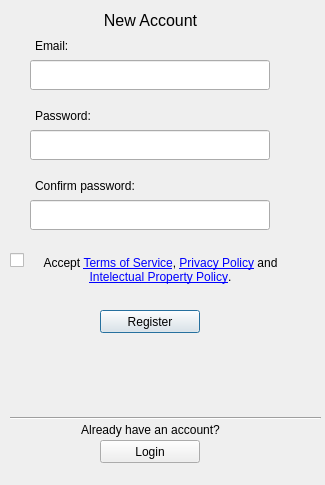
Qt form pCloud/registerwindow.ui (pcloudcom/pfs-gui) before a commit.
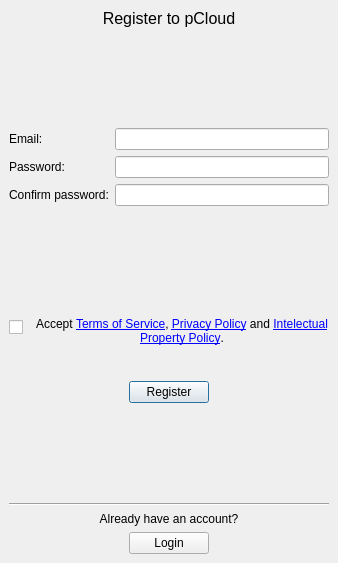
The same form after that commit. Icons and pictures are not drawn.

```diff
--- a/pCloud/registerwindow.ui
+++ b/pCloud/registerwindow.ui
@@ -6,148 +6,154 @@
    <rect>
     <x>0</x>
     <y>0</y>
-    <width>325</width>
-    <height>485</height>
+    <width>338</width>
+    <height>563</height>
    </rect>
   </property>
   <property name="windowTitle">
    <string>Register</string>
   </property>
   <widget class="QWidget" name="centralwidget">
-   <widget class="QLineEdit" name="password">
-    <property name="geometry">
-     <rect>
-      <x>30</x>
-      <y>130</y>
-      <width>240</width>
-      <height>30</height>
-     </rect>
-    </property>
-    <property name="echoMode">
-     <enum>QLineEdit::Password</enum>
-    </property>
-   </widget>
-   <widget class="QLineEdit" name="email">
-    <property name="geometry">
-     <rect>
-      <x>30</x>
-      <y>60</y>
-      <width>240</width>
-      <height>30</height>
-     </rect>
-    </property>
-   </widget>
-   <widget class="QLabel" name="error">
-    <property name="geometry">
-     <rect>
-      <x>10</x>
-      <y>340</y>
-      <width>301</width>
-      <height>41</height>
-     </rect>
-    </property>
+   <layout class="QVBoxLayout" name="verticalLayout_2" stretch="0,1,2,0,0,1,0,0,0">
+    <item>
+     <widget class="QLabel" name="label_5">
+      <property name="font">
+       <font>
+        <pointsize>12</pointsize>
+       </font>
+      </property>
+      <property name="text">
+       <string>Register to pCloud</string>
+      </property>
+      <property name="alignment">
+       <set>Qt::AlignCenter</set>
+      </property>
+     </widget>
+    </item>
+    <item>
+     <layout class="QHBoxLayout" name="horizontalLayout_4">
+      <item>
+       <spacer name="horizontalSpacer_5">
+        <property name="orientation">
+         <enum>Qt::Horizontal</enum>
+        </property>
+        <property name="sizeHint" stdset="0">
+         <size>
+          <width>40</width>
+          <height>20</height>
+         </size>
+        </property>
+       </spacer>
+      </item>
+      <item>
+       <widget class="QLabel" name="label_7">
     <property name="text">
      <string/>
     </property>
-   </widget>
-   <widget class="QLabel" name="label_2">
-    <property name="geometry">
-     <rect>
-      <x>35</x>
-      <y>100</y>
-      <width>111</width>
-      <height>31</height>
-     </rect>
-    </property>
-    <property name="text">
-     <string>Password:</string>
-    </property>
-   </widget>
+        <property name="pixmap">
+         <pixmap resource="Resources.qrc">:/images/images/logo.png</pixmap>
+        </property>
+       </widget>
+      </item>
+      <item>
+       <spacer name="horizontalSpacer_6">
+        <property name="orientation">
+         <enum>Qt::Horizontal</enum>
+        </property>
+        <property name="sizeHint" stdset="0">
+         <size>
+          <width>40</width>
+          <height>20</height>
+         </size>
+        </property>
+       </spacer>
+      </item>
+     </layout>
+    </item>
+    <item>
+     <layout class="QFormLayout" name="formLayout">
+      <item row="0" column="0">
    <widget class="QLabel" name="label">
-    <property name="geometry">
-     <rect>
-      <x>35</x>
-      <y>30</y>
-      <width>111</width>
-      <height>31</height>
-     </rect>
-    </property>
     <property name="text">
      <string>Email:</string>
     </property>
    </widget>
-   <widget class="QPushButton" name="registerButton">
-    <property name="geometry">
-     <rect>
-      <x>100</x>
-      <y>310</y>
-      <width>100</width>
-      <height>23</height>
-     </rect>
-    </property>
+      </item>
+      <item row="2" column="0">
+       <widget class="QLabel" name="label_2">
     <property name="text">
-     <string>Register</string>
-    </property>
-    <property name="default">
-     <bool>true</bool>
-    </property>
-   </widget>
-   <widget class="QLineEdit" name="confirmpassword">
-    <property name="geometry">
-     <rect>
-      <x>30</x>
-      <y>200</y>
-      <width>240</width>
-      <height>30</height>
-     </rect>
-    </property>
-    <property name="text">
-     <string/>
-    </property>
-    <property name="echoMode">
-     <enum>QLineEdit::Password</enum>
-    </property>
-   </widget>
+         <string>Password:</string>
+        </property>
+       </widget>
+      </item>
+      <item row="4" column="0">
    <widget class="QLabel" name="label_3">
-    <property name="geometry">
-     <rect>
-      <x>35</x>
-      <y>170</y>
-      <width>121</width>
-      <height>31</height>
-     </rect>
-    </property>
     <property name="text">
      <string>Confirm password:</string>
     </property>
    </widget>
+      </item>
+      <item row="0" column="1">
+       <widget class="QLineEdit" name="email"/>
+      </item>
+      <item row="2" column="1">
+       <widget class="QLineEdit" name="password">
+        <property name="echoMode">
+         <enum>QLineEdit::Password</enum>
+        </property>
+       </widget>
+      </item>
+      <item row="4" column="1">
+       <widget class="QLineEdit" name="confirmpassword">
+        <property name="text">
+         <string/>
+        </property>
+        <property name="echoMode">
+         <enum>QLineEdit::Password</enum>
+        </property>
+       </widget>
+      </item>
+     </layout>
+    </item>
+    <item>
+     <layout class="QHBoxLayout" name="horizontalLayout" stretch="1,35">
+      <property name="topMargin">
+       <number>6</number>
+      </property>
+      <item>
+       <layout class="QVBoxLayout" name="verticalLayout">
+        <property name="topMargin">
+         <number>3</number>
+        </property>
+        <item>
    <widget class="QCheckBox" name="accepttos">
-    <property name="geometry">
-     <rect>
-      <x>10</x>
-      <y>250</y>
+          <property name="text">
+           <string/>
+          </property>
+         </widget>
+        </item>
+        <item>
+         <spacer name="verticalSpacer">
+          <property name="orientation">
+           <enum>Qt::Vertical</enum>
+          </property>
+          <property name="sizeHint" stdset="0">
+           <size>
       <width>20</width>
-      <height>20</height>
-     </rect>
-    </property>
-    <property name="text">
-     <string/>
-    </property>
-   </widget>
+            <height>40</height>
+           </size>
+          </property>
+         </spacer>
+        </item>
+       </layout>
+      </item>
+      <item>
    <widget class="QLabel" name="label_4">
-    <property name="geometry">
-     <rect>
-      <x>30</x>
-      <y>230</y>
-      <width>261</width>
-      <height>81</height>
-     </rect>
-    </property>
     <property name="text">
      <string>Accept &lt;a href=&quot;https://www.pcloud.com/pcloud-terms-and-conditions&quot;&gt;Terms of Service&lt;/a&gt;, &lt;a href=&quot;https://www.pcloud.com/pcloud-privacy-policy&quot;&gt;Privacy Policy&lt;/a&gt; and &lt;a href=&quot;https://www.pcloud.com/pcloud-intellectual-property&quot;&gt;Intelectual Property Policy&lt;/a&gt;.</string>
     </property>
     <property name="alignment">
-     <set>Qt::AlignCenter</set>
+         <set>Qt::AlignHCenter|Qt::AlignTop</set>
     </property>
     <property name="wordWrap">
      <bool>true</bool>
@@ -156,36 +162,68 @@
      <bool>true</bool>
     </property>
    </widget>
-   <widget class="QLabel" name="label_5">
-    <property name="geometry">
-     <rect>
-      <x>10</x>
-      <y>10</y>
-      <width>281</width>
-      <height>21</height>
-     </rect>
-    </property>
-    <property name="font">
-     <font>
-      <pointsize>12</pointsize>
-     </font>
-    </property>
+      </item>
+     </layout>
+    </item>
+    <item>
+     <layout class="QHBoxLayout" name="horizontalLayout_2">
+      <item>
+       <spacer name="horizontalSpacer">
+        <property name="orientation">
+         <enum>Qt::Horizontal</enum>
+        </property>
+        <property name="sizeHint" stdset="0">
+         <size>
+          <width>40</width>
+          <height>20</height>
+         </size>
+        </property>
+       </spacer>
+      </item>
+      <item>
+       <widget class="QPushButton" name="registerButton">
     <property name="text">
-     <string>New Account</string>
-    </property>
-    <property name="alignment">
-     <set>Qt::AlignCenter</set>
-    </property>
-   </widget>
+         <string>Register</string>
+        </property>
+        <property name="default">
+         <bool>true</bool>
+        </property>
+       </widget>
+      </item>
+      <item>
+       <spacer name="horizontalSpacer_2">
+        <property name="orientation">
+         <enum>Qt::Horizontal</enum>
+        </property>
+        <property name="sizeHint" stdset="0">
+         <size>
+          <width>40</width>
+          <height>20</height>
+         </size>
+        </property>
+       </spacer>
+      </item>
+     </layout>
+    </item>
+    <item>
+     <widget class="QLabel" name="error">
+      <property name="text">
+       <string/>
+      </property>
+      <property name="wordWrap">
+       <bool>true</bool>
+      </property>
+     </widget>
+    </item>
+    <item>
+     <widget class="Line" name="line">
+      <property name="orientation">
+       <enum>Qt::Horizontal</enum>
+      </property>
+     </widget>
+    </item>
+    <item>
    <widget class="QLabel" name="label_6">
-    <property name="geometry">
-     <rect>
-      <x>0</x>
-      <y>420</y>
-      <width>301</width>
-      <height>20</height>
-     </rect>
-    </property>
     <property name="text">
      <string>Already have an account?</string>
     </property>
@@ -193,32 +231,45 @@
      <set>Qt::AlignCenter</set>
     </property>
    </widget>
+    </item>
+    <item>
+     <layout class="QHBoxLayout" name="horizontalLayout_3">
+      <item>
+       <spacer name="horizontalSpacer_3">
+        <property name="orientation">
+         <enum>Qt::Horizontal</enum>
+        </property>
+        <property name="sizeHint" stdset="0">
+         <size>
+          <width>40</width>
+          <height>20</height>
+         </size>
+        </property>
+       </spacer>
+      </item>
+      <item>
    <widget class="QPushButton" name="loginButton">
-    <property name="geometry">
-     <rect>
-      <x>100</x>
-      <y>440</y>
-      <width>100</width>
-      <height>23</height>
-     </rect>
-    </property>
     <property name="text">
      <string>Login</string>
     </property>
    </widget>
-   <widget class="Line" name="line">
-    <property name="geometry">
-     <rect>
-      <x>10</x>
-      <y>410</y>
-      <width>311</width>
-      <height>16</height>
-     </rect>
-    </property>
+      </item>
+      <item>
+       <spacer name="horizontalSpacer_4">
     <property name="orientation">
      <enum>Qt::Horizontal</enum>
     </property>
-   </widget>
+        <property name="sizeHint" stdset="0">
+         <size>
+          <width>40</width>
+          <height>20</height>
+         </size>
+        </property>
+       </spacer>
+      </item>
+     </layout>
+    </item>
+   </layout>
   </widget>
  </widget>
  <tabstops>
```
Left out of the diff: 7 changed lines with no effect on the pictures. Lines whose indentation alone changed are shown as unchanged.
